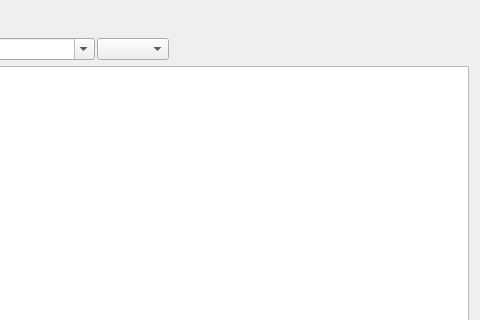
The window that src/IDiaryEditWidget.ui (ntruchsess/QLandkarteGT) describes before a commit, drawn with Qt 5; both pictures show x 429 to 909 and y 0 to 320 of the 909 by 502 pixel window.
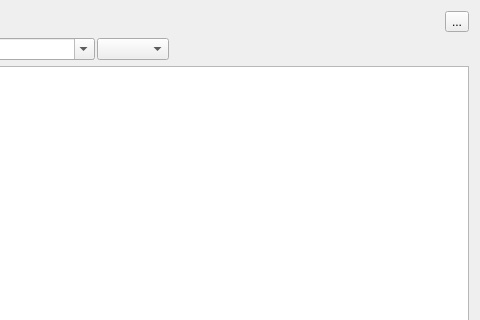
The same window after the commit.

Patch:
```diff
--- a/src/IDiaryEditWidget.ui
+++ b/src/IDiaryEditWidget.ui
@@ -119,6 +119,13 @@
        </property>
       </spacer>
      </item>
+     <item>
+      <widget class="QToolButton" name="toolExit" >
+       <property name="text" >
+        <string>...</string>
+       </property>
+      </widget>
+     </item>
     </layout>
    </item>
    <item>
```
